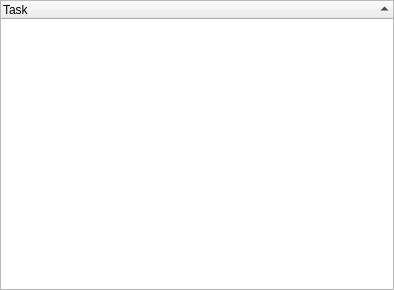
Old version of the form tasks/taskslist.ui in the repository Rekall/Rekall.
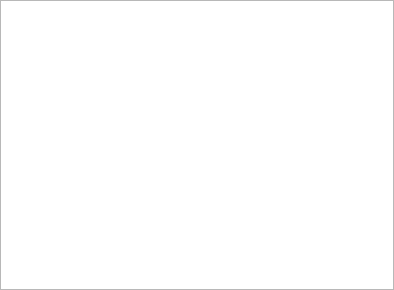
New version of the form.

Patch:
```diff
--- a/tasks/taskslist.ui
+++ b/tasks/taskslist.ui
@@ -22,12 +22,15 @@
    </property>
    <item>
     <widget class="QTreeWidget" name="tasks">
+     <property name="alternatingRowColors">
+      <bool>true</bool>
+     </property>
      <property name="indentation">
       <number>0</number>
      </property>
-     <property name="sortingEnabled">
-      <bool>true</bool>
-     </property>
+     <attribute name="headerVisible">
+      <bool>false</bool>
+     </attribute>
      <column>
       <property name="text">
        <string>Task</string>
```
